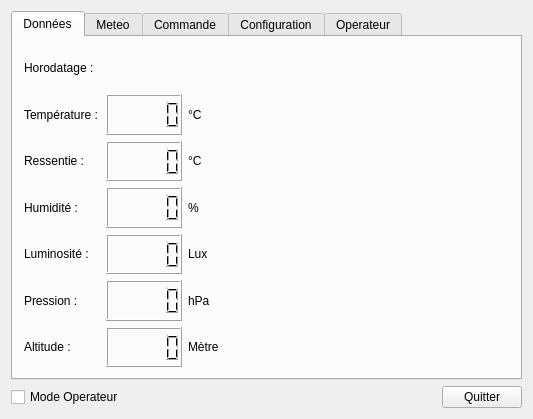
FabienBounoir/Projet-Sonde, file Sonde/ihm.ui: the form before one commit.
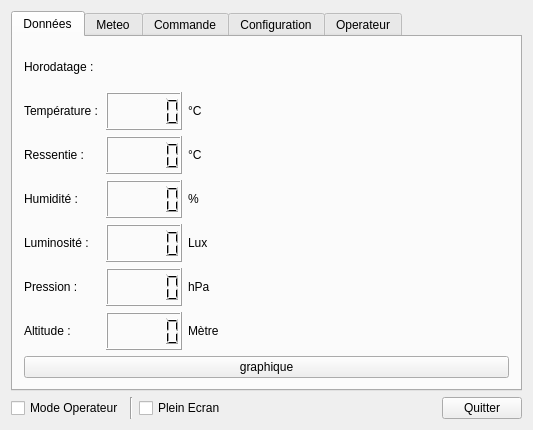
The form after the commit. The open tabs and pages were chosen to show the change.

What changed in the file:
```diff
--- a/Sonde/ihm.ui
+++ b/Sonde/ihm.ui
@@ -7,7 +7,7 @@
     <x>0</x>
     <y>0</y>
     <width>533</width>
-    <height>419</height>
+    <height>430</height>
    </rect>
   </property>
   <property name="minimumSize">
@@ -31,6 +31,8 @@
         <attribute name="title">
          <string>Données</string>
         </attribute>
+        <layout class="QVBoxLayout" name="verticalLayout_6">
+         <item>
         <layout class="QHBoxLayout" name="horizontalLayout_2">
          <item>
           <layout class="QGridLayout" name="gridLayout" columnstretch="0,0,0">
@@ -163,6 +165,15 @@
           </widget>
          </item>
         </layout>
+         </item>
+         <item>
+          <widget class="QPushButton" name="pushButtonGraphique">
+           <property name="text">
+            <string>graphique</string>
+           </property>
+          </widget>
+         </item>
+        </layout>
        </widget>
        <widget class="QWidget" name="meteo">
         <attribute name="title">
@@ -530,6 +541,20 @@
        </property>
       </widget>
      </item>
+     <item>
+      <widget class="Line" name="line">
+       <property name="orientation">
+        <enum>Qt::Vertical</enum>
+       </property>
+      </widget>
+     </item>
+     <item>
+      <widget class="QCheckBox" name="checkBoxPleinEcran">
+       <property name="text">
+        <string>Plein Ecran</string>
+       </property>
+      </widget>
+     </item>
      <item>
       <spacer name="horizontalSpacer">
        <property name="orientation">
```
Left out of the diff: 21 changed lines with no effect on the pictures. Lines whose indentation alone changed are shown as unchanged.
